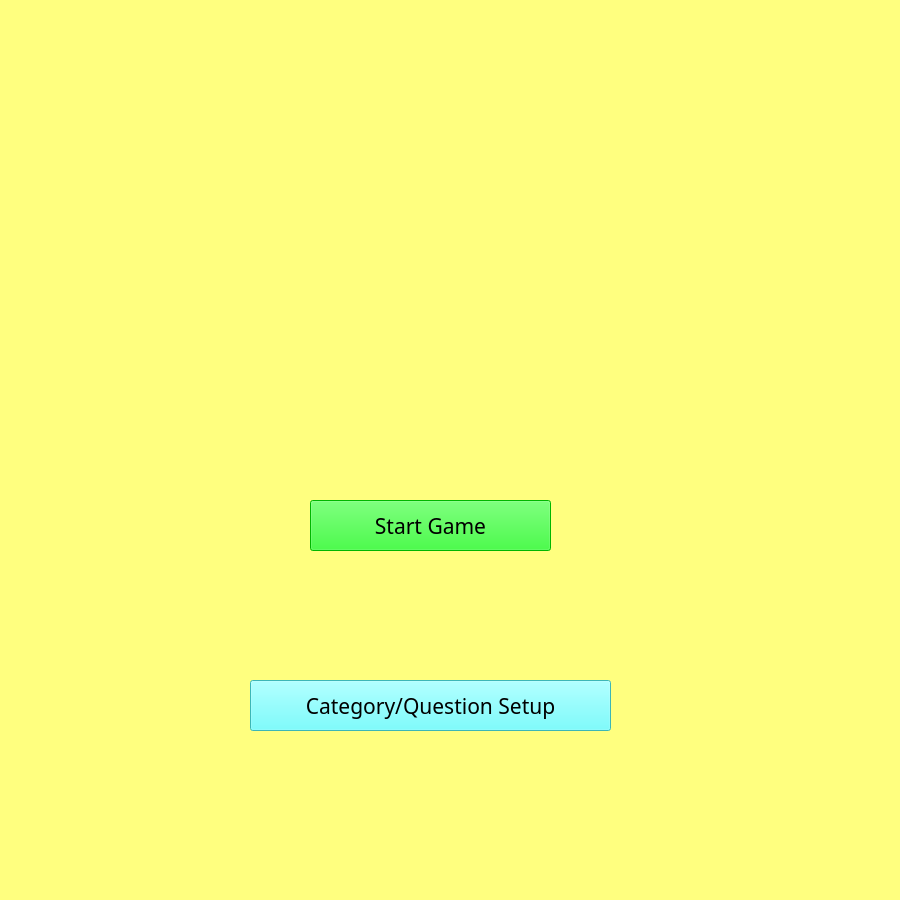
Old version of the form main_window/main_window.ui in the repository JH-Byte-Busters/601-Group-Project.
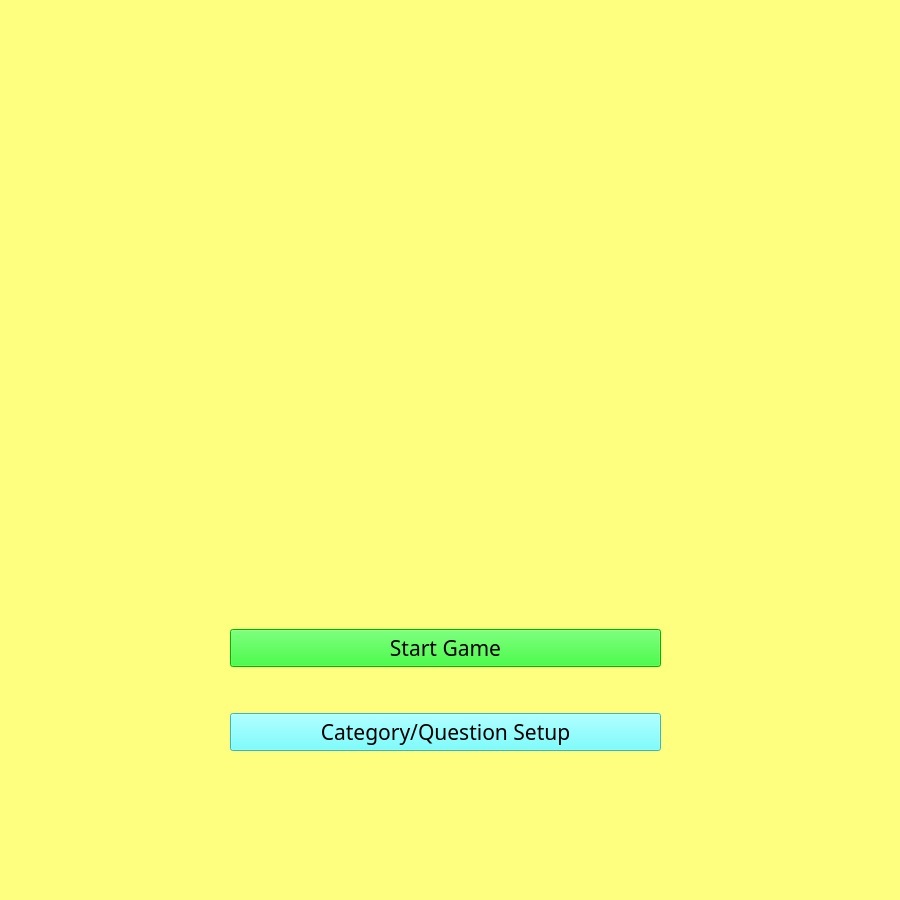
New version of the form. Icons and pictures are not drawn.

```diff
--- a/main_window/main_window.ui
+++ b/main_window/main_window.ui
@@ -10,47 +10,49 @@
     <height>900</height>
    </rect>
   </property>
+  <property name="minimumSize">
+   <size>
+    <width>900</width>
+    <height>900</height>
+   </size>
+  </property>
+  <property name="maximumSize">
+   <size>
+    <width>900</width>
+    <height>900</height>
+   </size>
+  </property>
   <property name="windowTitle">
    <string>TrivialCompute</string>
   </property>
   <property name="styleSheet">
    <string notr="true">background-color: rgb(255, 255, 127);</string>
   </property>
-  <widget class="QPushButton" name="pushButton_2">
+  <widget class="QWidget" name="">
    <property name="geometry">
     <rect>
-     <x>250</x>
-     <y>680</y>
-     <width>361</width>
-     <height>51</height>
+     <x>230</x>
+     <y>110</y>
+     <width>431</width>
+     <height>641</height>
     </rect>
    </property>
-   <property name="font">
-    <font>
-     <family>Segoe UI Black</family>
-     <pointsize>16</pointsize>
-     <weight>10</weight>
-     <italic>false</italic>
-     <bold>false</bold>
-    </font>
-   </property>
-   <property name="styleSheet">
-    <string notr="true">background-color: rgb(85, 255, 255);
-font: 87 16pt &quot;Segoe UI Black&quot;;
-border-color: rgb(0, 0, 0);</string>
-   </property>
-   <property name="text">
-    <string>Category/Question Setup</string>
-   </property>
-  </widget>
+   <layout class="QVBoxLayout" name="verticalLayout_4">
+    <item>
+     <layout class="QVBoxLayout" name="verticalLayout">
+      <item>
   <widget class="QLabel" name="label">
-   <property name="geometry">
-    <rect>
-     <x>220</x>
-     <y>120</y>
+        <property name="minimumSize">
+         <size>
      <width>421</width>
      <height>261</height>
-    </rect>
+         </size>
+        </property>
+        <property name="maximumSize">
+         <size>
+          <width>421</width>
+          <height>261</height>
+         </size>
    </property>
    <property name="styleSheet">
     <string notr="true">background-image: url(main_window/Trivial_Compute_Game.png);</string>
@@ -59,15 +61,29 @@
     <string/>
    </property>
   </widget>
+      </item>
+      <item>
+       <spacer name="verticalSpacer">
+        <property name="orientation">
+         <enum>Qt::Vertical</enum>
+        </property>
+        <property name="sizeType">
+         <enum>QSizePolicy::Expanding</enum>
+        </property>
+        <property name="sizeHint" stdset="0">
+         <size>
+          <width>20</width>
+          <height>40</height>
+         </size>
+        </property>
+       </spacer>
+      </item>
+     </layout>
+    </item>
+    <item>
+     <layout class="QVBoxLayout" name="verticalLayout_2">
+      <item>
   <widget class="QPushButton" name="pushButton">
-   <property name="geometry">
-    <rect>
-     <x>310</x>
-     <y>500</y>
-     <width>241</width>
-     <height>51</height>
-    </rect>
-   </property>
    <property name="font">
     <font>
      <family>Segoe UI Black</family>
@@ -85,6 +101,52 @@
    <property name="text">
     <string>Start Game</string>
    </property>
+       </widget>
+      </item>
+      <item>
+       <spacer name="verticalSpacer_2">
+        <property name="orientation">
+         <enum>Qt::Vertical</enum>
+        </property>
+        <property name="sizeType">
+         <enum>QSizePolicy::Minimum</enum>
+        </property>
+        <property name="sizeHint" stdset="0">
+         <size>
+          <width>20</width>
+          <height>40</height>
+         </size>
+        </property>
+       </spacer>
+      </item>
+     </layout>
+    </item>
+    <item>
+     <layout class="QVBoxLayout" name="verticalLayout_3">
+      <item>
+       <widget class="QPushButton" name="pushButton_2">
+        <property name="font">
+         <font>
+          <family>Segoe UI Black</family>
+          <pointsize>16</pointsize>
+          <weight>10</weight>
+          <italic>false</italic>
+          <bold>false</bold>
+         </font>
+        </property>
+        <property name="styleSheet">
+         <string notr="true">background-color: rgb(85, 255, 255);
+font: 87 16pt &quot;Segoe UI Black&quot;;
+border-color: rgb(0, 0, 0);</string>
+        </property>
+        <property name="text">
+         <string>Category/Question Setup</string>
+        </property>
+       </widget>
+      </item>
+     </layout>
+    </item>
+   </layout>
   </widget>
  </widget>
  <resources>
```
Lines whose indentation alone changed are shown as unchanged.
